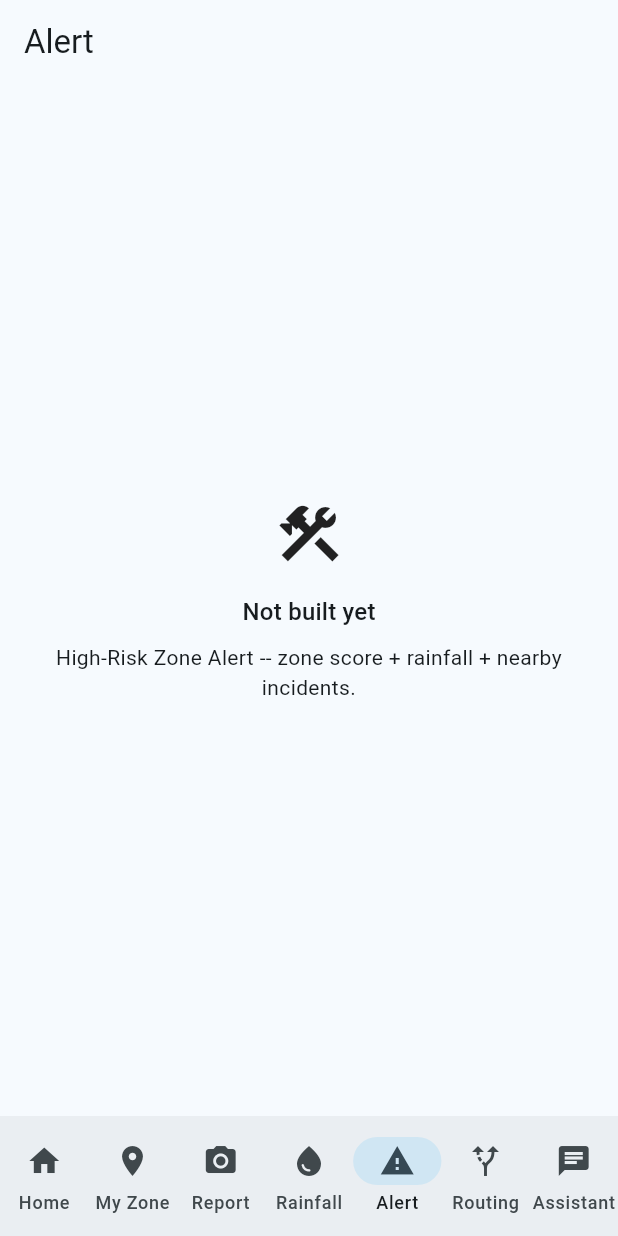
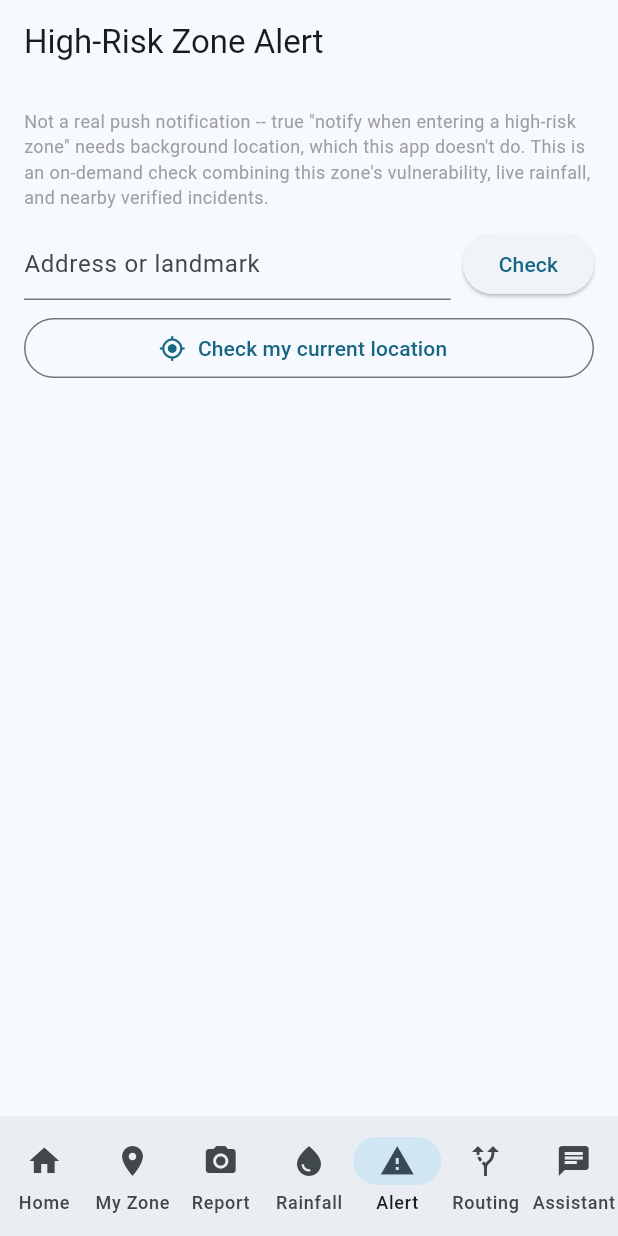
Before and after one commit to ROBERT-ADDO-ASANTE-DARKO/ThirdWave, a Flutter app: the screen it shows after launch, item 5 of the bottom bar chosen, on a phone screen of 412 x 824 dp. Run offline on Flutter 3.47's test engine with Material 3 defaults, Android fonts, the phone set to English and light mode, and no system bars; our stand-ins replace firebase_core, firebase_messaging, fl_chart, geolocator, image_picker, shared_preferences; accounts and stored records are empty; network calls fail.

Commit message:
Add alert_screen.dart, Flutter half of Phase 4 feature #4
Address search or live GPS -> the same 5-branch alert classification
citizen_alert.py uses (critical/warning-rain/warning-zone-only/
info-rain-only/ok), evacuation guidance text per hazard type, nearby
verified incidents with distance. Deliberately no map this pass -- see
project chat history on Mapbox: it would be this project's first
paid/metered dependency and a real risk to this dev machine's
constrained RAM, so the map is deferred to feature #5 (Safer Routing),
which genuinely needs one for route visualization; this is the
list/card version of the same three-signal composition.

flutter analyze clean. Not build/run-tested on a real device -- same
hardware pause as features #1-3.

Co-Authored-By: Claude Sonnet 5 <noreply@anthropic.com>

```diff
--- a/citizen_app/lib/main.dart
+++ b/citizen_app/lib/main.dart
@@ -7,6 +7,7 @@
 import 'package:flutter/material.dart';
 
 import 'screens/address_vulnerability_screen.dart';
+import 'screens/alert_screen.dart';
 import 'screens/home_screen.dart';
 import 'screens/placeholder_screen.dart';
 import 'screens/rainfall_screen.dart';
@@ -72,10 +73,7 @@ class _NavShellState extends State<_NavShell> {
       AddressVulnerabilityScreen(apiClient: widget.apiClient),
       ReportScreen(apiClient: widget.apiClient, reporterRef: widget.reporterRef),
       RainfallScreen(apiClient: widget.apiClient),
-      const PlaceholderScreen(
-        title: 'Alert',
-        featureNote: 'High-Risk Zone Alert -- zone score + rainfall + nearby incidents.',
-      ),
+      AlertScreen(apiClient: widget.apiClient),
       const PlaceholderScreen(
         title: 'Routing',
         featureNote: 'Safer Routing -- fastest vs. vulnerability-weighted route.',
--- /dev/null
+++ b/citizen_app/lib/screens/alert_screen.dart
@@ -0,0 +1,291 @@
+// alert_screen.dart — Phase 4 feature #4, High-Risk Zone Alert. Mirrors
+// streamlit_app/features/citizen_alert.py: combines zone vulnerability,
+// live rainfall, and nearby verified incidents into one on-demand check
+// -- "you're in a High zone" alone isn't very actionable; "High zone,
+// heavy rain forecast, AND a verified flood 400m away" is.
+//
+// No map (deliberate scope cut for this pass, see project chat history --
+// Mapbox would be this project's first paid/metered dependency and a real
+// risk on this dev machine's constrained RAM; a map is deferred to
+// feature #5, Safer Routing, which actually needs one). This is the
+// list/card version: same three signals, same alert logic, no map.
+//
+// Backend: no new aggregating endpoint, per MOBILE_APP_PHASES.md's
+// feature #4 plan -- combines GET /zones/lookup-by-point (new, small:
+// the existing /zones/lookup is address-only and GPS gives coordinates
+// with no address text), GET /forecast/rainfall (feature #3), and the
+// existing GET /incidents/nearby (Phase 1) client-side.
+
+import 'dart:convert';
+
+import 'package:flutter/material.dart';
+import 'package:geolocator/geolocator.dart';
+
+import '../services/api_client.dart';
+
+const _nearbyRadiusKm = 1.5;
+
+const _evacuationGuidance = {
+  'flash_flood': 'Move to higher ground immediately -- flash floods can rise faster than you can outrun on '
+      'foot or in a vehicle. Avoid walking or driving through moving water.',
+  'urban_flood': 'Avoid the flooded area and nearby low-lying streets. If water is entering your building, '
+      'move valuables and yourself to a higher floor.',
+  'river_flood': 'Stay away from riverbanks and low bridges near the water. Follow any district officer '
+      'instructions if the area is being evacuated.',
+};
+const _genericGuidance = 'Avoid the area. Do not attempt to walk or drive through standing water -- depth '
+    'and current are hard to judge from a distance.';
+
+class AlertScreen extends StatefulWidget {
+  final ApiClient apiClient;
+  const AlertScreen({super.key, required this.apiClient});
+
+  @override
+  State<AlertScreen> createState() => _AlertScreenState();
+}
+
+class _AlertScreenState extends State<AlertScreen> {
+  final _addressController = TextEditingController();
+  bool _loading = false;
+  String? _error;
+
+  String? _label;
+  Map<String, dynamic>? _zone;
+  double? _next6hRain;
+  double? _warnMm;
+  List<Map<String, dynamic>> _nearbyIncidents = [];
+
+  Future<void> _checkAddress() async {
+    final address = _addressController.text.trim();
+    if (address.isEmpty) return;
+    final geo = await widget.apiClient.get('/geocode', query: {'address': address});
+    final geoBody = jsonDecode(geo.body) as Map<String, dynamic>;
+    if (geoBody['error'] != null) {
+      setState(() => _error = "Couldn't find that address. Try a more specific landmark.");
+      return;
+    }
+    await _check(
+      (geoBody['lat'] as num).toDouble(),
+      (geoBody['lon'] as num).toDouble(),
+      geoBody['resolved_address'] as String? ?? address,
+    );
+  }
+
+  Future<void> _checkCurrentLocation() async {
+    try {
+      if (!await Geolocator.isLocationServiceEnabled()) {
+        setState(() => _error = 'Location services are off.');
+        return;
+      }
+      var permission = await Geolocator.checkPermission();
+      if (permission == LocationPermission.denied) {
+        permission = await Geolocator.requestPermission();
+      }
+      if (permission == LocationPermission.denied || permission == LocationPermission.deniedForever) {
+        setState(() => _error = 'Location permission denied.');
+        return;
+      }
+      final pos = await Geolocator.getCurrentPosition();
+      await _check(pos.latitude, pos.longitude, 'Detected location');
+    } catch (e) {
+      setState(() => _error = 'Could not get location: $e');
+    }
+  }
+
+  Future<void> _check(double lat, double lon, String label) async {
+    setState(() { _loading = true; _error = null; });
+    try {
+      final zoneResp = await widget.apiClient.get('/zones/lookup-by-point', query: {
+        'lat': lat.toString(), 'lon': lon.toString(),
+      });
+      final zoneBody = jsonDecode(zoneResp.body) as Map<String, dynamic>;
+      if (zoneBody['level'] == null) {
+        setState(() {
+          _error = '$label is outside the pilot district\'s coverage area.';
+          _zone = null;
+        });
+        return;
+      }
+
+      final forecastResp = await widget.apiClient.get('/forecast/rainfall', query: {
+        'lat': lat.toString(), 'lon': lon.toString(),
+      });
+      final forecastBody = jsonDecode(forecastResp.body) as Map<String, dynamic>;
+      double? next6h;
+      double? warnMm;
+      if (forecastBody['error'] == null) {
+        final hourly = (forecastBody['hourly'] as List).cast<Map<String, dynamic>>();
+        next6h = (hourly[5]['rolling_6h_mm'] as num).toDouble(); // sum of hours 0-5 == "next 6h" from day start
+        warnMm = (forecastBody['warning_mm'] as num).toDouble();
+      }
+
+      final nearbyResp = await widget.apiClient.get('/incidents/nearby', query: {
+        'lat': lat.toString(), 'lon': lon.toString(), 'radius_km': _nearbyRadiusKm.toString(),
+      });
+      final nearby = (jsonDecode(nearbyResp.body) as List).cast<Map<String, dynamic>>();
+
+      setState(() {
+        _label = label;
+        _zone = zoneBody;
+        _next6hRain = next6h;
+        _warnMm = warnMm;
+        _nearbyIncidents = nearby;
+      });
+    } catch (e) {
+      setState(() => _error = 'Could not reach backend: $e');
+    } finally {
+      setState(() => _loading = false);
+    }
+  }
+
+  @override
+  Widget build(BuildContext context) {
+    return Scaffold(
+      appBar: AppBar(title: const Text('High-Risk Zone Alert')),
+      body: ListView(
+        padding: const EdgeInsets.all(16),
+        children: [
+          const Text(
+            'Not a real push notification -- true "notify when entering a '
+            'high-risk zone" needs background location, which this app '
+            "doesn't do. This is an on-demand check combining this zone's "
+            'vulnerability, live rainfall, and nearby verified incidents.',
+            style: TextStyle(color: Colors.grey, fontSize: 12),
+          ),
+          const SizedBox(height: 12),
+          Row(children: [
+            Expanded(child: TextField(
+              controller: _addressController,
+              decoration: const InputDecoration(hintText: 'Address or landmark'),
+              onSubmitted: (_) => _checkAddress(),
+            )),
+            const SizedBox(width: 8),
+            ElevatedButton(onPressed: _loading ? null : _checkAddress, child: const Text('Check')),
+          ]),
+          const SizedBox(height: 8),
+          OutlinedButton.icon(
+            onPressed: _loading ? null : _checkCurrentLocation,
+            icon: const Icon(Icons.my_location),
+            label: const Text('Check my current location'),
+          ),
+          const SizedBox(height: 16),
+          if (_loading) const Center(child: CircularProgressIndicator()),
+          if (_error != null) Text(_error!, style: const TextStyle(color: Colors.red)),
+          if (_zone != null) _AlertBody(
+            label: _label!, zone: _zone!, next6hRain: _next6hRain, warnMm: _warnMm,
+            nearbyIncidents: _nearbyIncidents,
+          ),
+        ],
+      ),
+    );
+  }
+}
+
+class _AlertBody extends StatelessWidget {
+  final String label;
+  final Map<String, dynamic> zone;
+  final double? next6hRain;
+  final double? warnMm;
+  final List<Map<String, dynamic>> nearbyIncidents;
+
+  const _AlertBody({
+    required this.label, required this.zone, required this.next6hRain,
+    required this.warnMm, required this.nearbyIncidents,
+  });
+
+  @override
+  Widget build(BuildContext context) {
+    final level = zone['level'] as String;
+    final isHighZone = level == 'High' || level == 'Very High';
+    final isRainImminent = next6hRain != null && warnMm != null && next6hRain! >= warnMm! * 0.5;
+    final exceedsWarning = next6hRain != null && warnMm != null && next6hRain! >= warnMm!;
+
+    late final Color bannerColor;
+    late final String bannerText;
+    if (isHighZone && exceedsWarning) {
+      bannerColor = Colors.red;
+      bannerText = 'ALERT: $label is a $level zone, and ${next6hRain!.toStringAsFixed(0)}mm of rain is '
+          "forecast in the next 6 hours (exceeds this zone's ${warnMm!.toStringAsFixed(0)}mm warning "
+          'threshold). Avoid low-lying routes.';
+    } else if (isHighZone && isRainImminent) {
+      bannerColor = const Color(0xFFB8860B);
+      bannerText = '$label is a $level zone, and moderate rain (${next6hRain!.toStringAsFixed(0)}mm) is '
+          'forecast in the next 6 hours. Stay alert.';
+    } else if (isHighZone) {
+      bannerColor = const Color(0xFFB8860B);
+      bannerText = '$label is a $level zone, but no significant rain is forecast in the next 6 hours right now.';
+    } else if (isRainImminent) {
+      bannerColor = Colors.blue;
+      bannerText = '$label is a $level zone (not high-risk), but ${next6hRain!.toStringAsFixed(0)}mm of rain '
+          'is forecast in the next 6 hours.';
+    } else {
+      bannerColor = Colors.green;
+      bannerText = '$label is a $level zone, and no significant rain is forecast in the next 6 hours.';
+    }
+
+    return Column(
+      crossAxisAlignment: CrossAxisAlignment.start,
+      children: [
+        const Divider(height: 24),
+        Container(
+          padding: const EdgeInsets.all(12),
+          decoration: BoxDecoration(
+            color: bannerColor.withValues(alpha: 0.12),
+            border: Border.all(color: bannerColor),
+            borderRadius: BorderRadius.circular(8),
+          ),
+          child: Text(bannerText, style: TextStyle(color: bannerColor, fontWeight: FontWeight.bold)),
+        ),
+        const SizedBox(height: 12),
+        Row(children: [
+          Expanded(child: _StatTile(label: 'Zone vulnerability', value: level)),
+          Expanded(child: _StatTile(
+            label: 'Next 6h rainfall',
+            value: next6hRain != null ? '${next6hRain!.toStringAsFixed(0)}mm' : 'unavailable',
+          )),
+        ]),
+        const Divider(height: 24),
+        Text('Active flooding near you right now', style: Theme.of(context).textTheme.titleSmall),
+        const SizedBox(height: 8),
+        if (nearbyIncidents.isEmpty)
+          Text('No verified active incidents within ${_nearbyRadiusKm}km of this location right now.',
+              style: const TextStyle(color: Colors.green))
+        else
+          ...nearbyIncidents.map((inc) {
+            final hazard = inc['hazard_type'] as String;
+            final distM = ((inc['distance_km'] as num).toDouble() * 1000).toStringAsFixed(0);
+            final synthetic = inc['synthetic'] == true ? ' (demo)' : '';
+            return Padding(
+              padding: const EdgeInsets.symmetric(vertical: 6),
+              child: Column(
+                crossAxisAlignment: CrossAxisAlignment.start,
+                children: [
+                  Text('${hazard.replaceAll('_', ' ')}$synthetic -- ${distM}m away '
+                      '(${inc['location_label'] ?? 'unnamed location'})',
+                      style: const TextStyle(color: Colors.red, fontWeight: FontWeight.bold)),
+                  Text(_evacuationGuidance[hazard] ?? _genericGuidance, style: const TextStyle(fontSize: 12)),
+                ],
+              ),
+            );
+          }),
+      ],
+    );
+  }
+}
+
+class _StatTile extends StatelessWidget {
+  final String label;
+  final String value;
+  const _StatTile({required this.label, required this.value});
+
+  @override
+  Widget build(BuildContext context) {
+    return Column(
+      crossAxisAlignment: CrossAxisAlignment.start,
+      children: [
+        Text(label, style: const TextStyle(color: Colors.grey, fontSize: 12)),
+        Text(value, style: Theme.of(context).textTheme.titleLarge),
+      ],
+    );
+  }
+}
```
Also changed, not shown: 1 other file.
